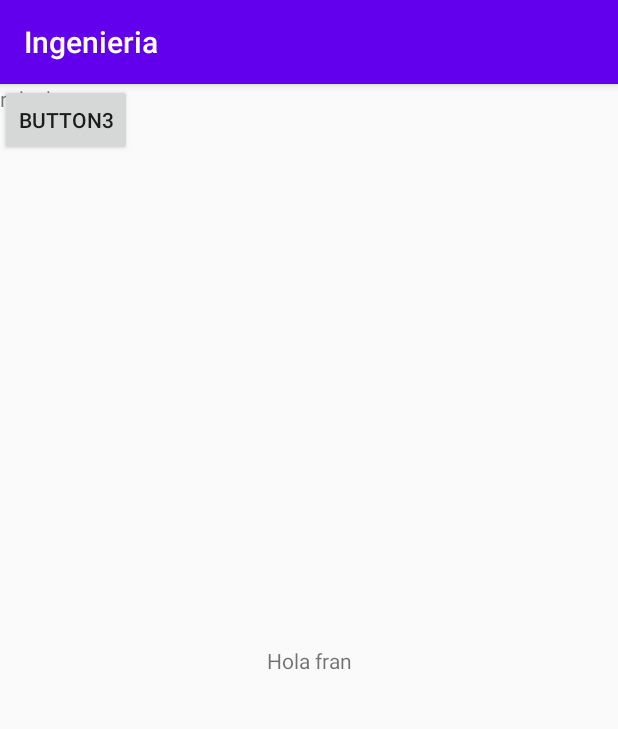
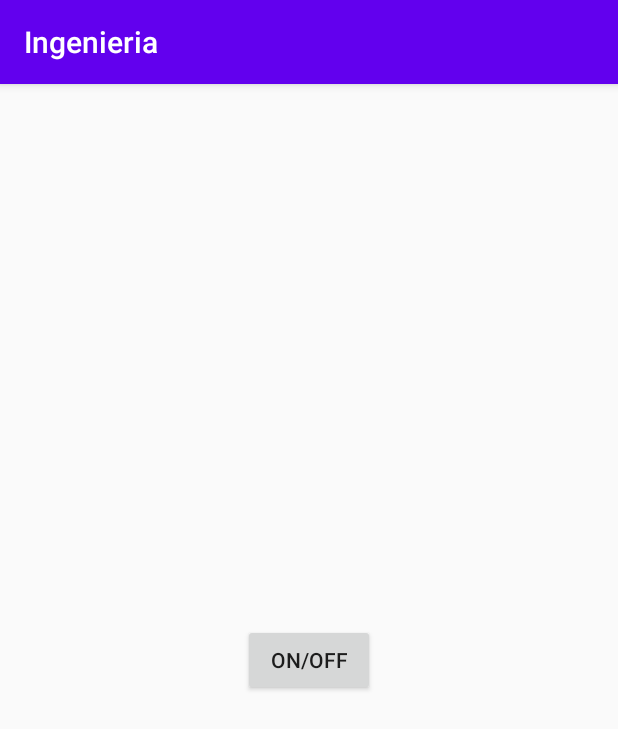
Before and after one commit to franciscoiarussi/Ingenieria, an Android app: the screen it shows after launch (MainActivity), on a phone screen of 412 x 824 dp. Shown: the top 729 px of the screen. Run offline under Robolectric (Android 15) with nearby library versions, the phone set to English and light mode, and no system bars.

Commit message:
Inserte boton

```diff
--- a/app/src/main/res/layout/activity_main.xml
+++ b/app/src/main/res/layout/activity_main.xml
@@ -6,29 +6,13 @@
     android:layout_height="match_parent"
     tools:context=".MainActivity">
 
-    <TextView
+    <Button
+        android:id="@+id/btnONOFF"
         android:layout_width="wrap_content"
         android:layout_height="wrap_content"
-        android:text="Hola fran"
+        android:text="On/Off"
         app:layout_constraintBottom_toBottomOf="parent"
-        app:layout_constraintLeft_toLeftOf="parent"
-        app:layout_constraintRight_toRightOf="parent"
+        app:layout_constraintEnd_toEndOf="parent"
+        app:layout_constraintStart_toStartOf="parent"
         app:layout_constraintTop_toTopOf="parent" />
-
-    <Button
-        android:id="@+id/button2"
-        android:layout_width="wrap_content"
-        android:layout_height="wrap_content"
-        android:text="Button3"
-        tools:layout_editor_absoluteX="213dp"
-        tools:layout_editor_absoluteY="179dp" />
-
-    <TextView
-        android:id="@+id/textView"
-        android:layout_width="wrap_content"
-        android:layout_height="wrap_content"
-        android:text="ndeah"
-        tools:layout_editor_absoluteX="218dp"
-        tools:layout_editor_absoluteY="444dp" />
-
 </androidx.constraintlayout.widget.ConstraintLayout>
```
